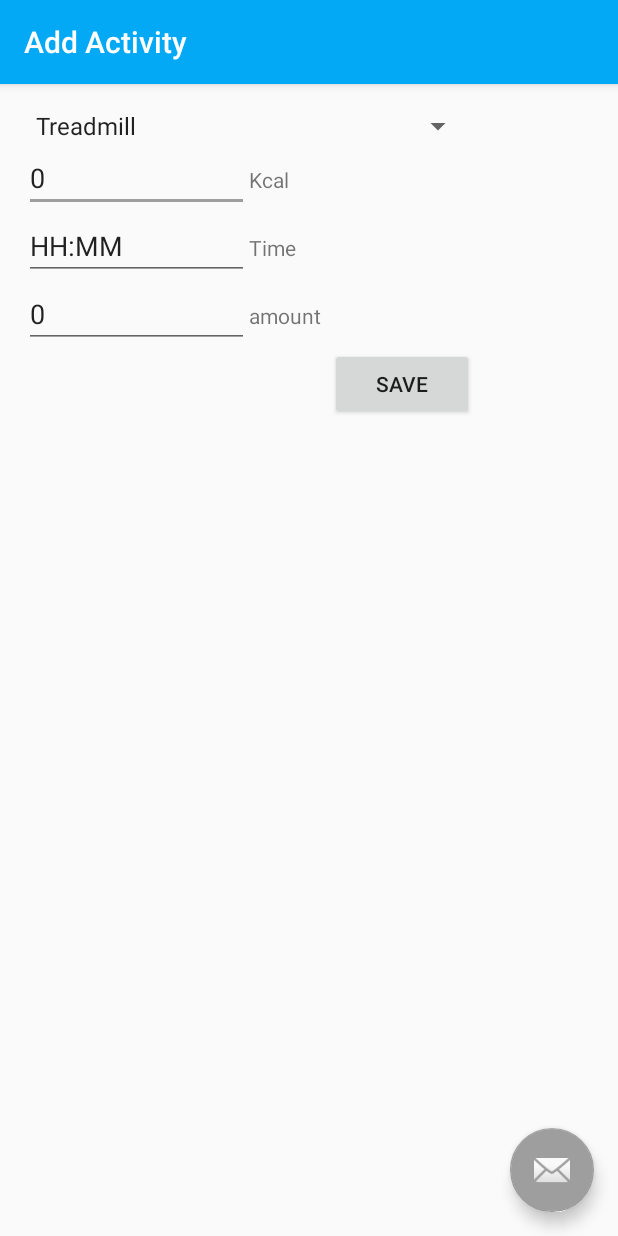
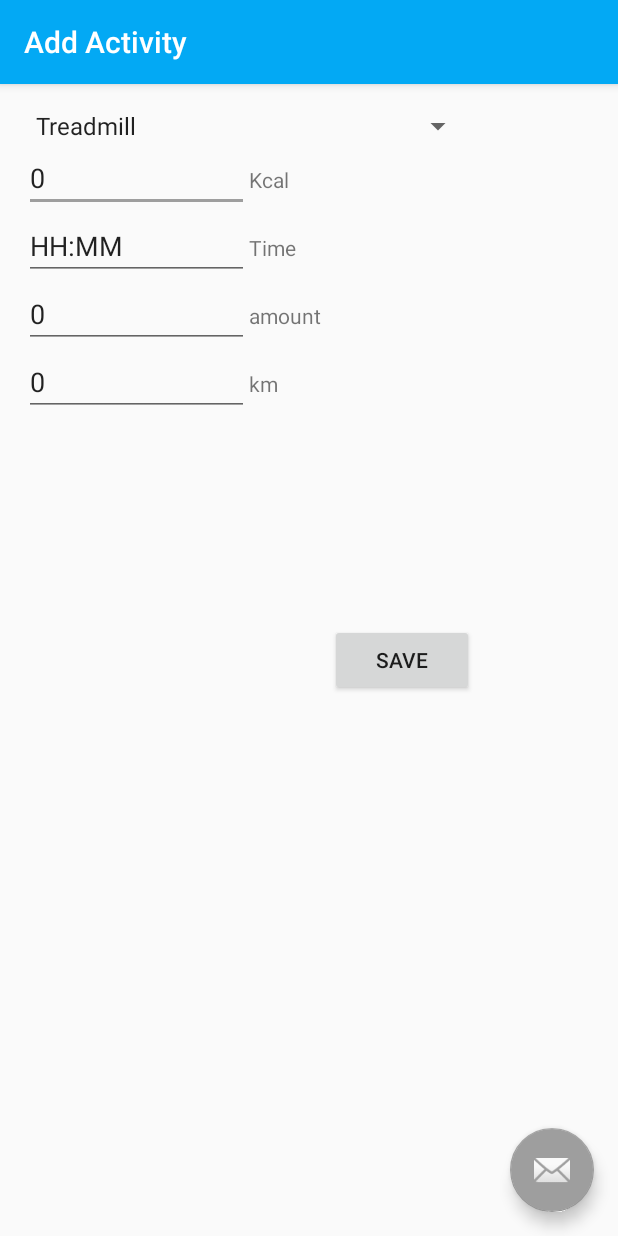
Before and after one commit to Stousn/appAthlon-Project, an Android app: the AddActivityActivity screen opened directly, with no data from a screen before it, on a phone screen of 412 x 824 dp. Run offline under Robolectric (Android 15) with nearby library versions, the phone set to English and light mode, and no system bars.

Commit message:
Kilometers added to add activity

```diff
--- a/FitAppIndoor/app/src/main/res/layout/content_add_activity.xml
+++ b/FitAppIndoor/app/src/main/res/layout/content_add_activity.xml
@@ -82,13 +82,30 @@
         android:layout_alignBottom="@+id/activityAmountMinutes"
         android:layout_toEndOf="@+id/activityAmountMinutes" />
 
+    <EditText
+        android:id="@+id/activityAmountKm"
+        android:text="@string/activityAmountKm"
+        android:layout_width="150dp"
+        android:layout_height="wrap_content"
+        android:layout_below="@+id/activityAmountAmount"
+        android:layout_alignParentStart="true" />
+
+    <TextView
+        android:id="@+id/activityKm"
+        android:layout_width="150dp"
+        android:layout_height="wrap_content"
+        android:text="@string/activityKm"
+        android:layout_alignBaseline="@+id/activityAmountKm"
+        android:layout_alignBottom="@+id/activityAmountKm"
+        android:layout_toEndOf="@+id/activityAmountKm" />
+
     <Button
         android:id="@+id/activitySave"
         android:layout_width="96dp"
         android:layout_height="wrap_content"
         android:text="@string/activitySaveBtn"
-        android:layout_below="@+id/activityAmountAmount"
-        android:layout_alignEnd="@+id/activityAmount" />
+        android:layout_centerVertical="true"
+        android:layout_alignEnd="@+id/activityKm" />
 
 
 </RelativeLayout>
--- a/FitAppIndoor/app/src/main/res/values/strings.xml
+++ b/FitAppIndoor/app/src/main/res/values/strings.xml
@@ -31,12 +31,9 @@
     <string name="activityMinutes">Time</string>
     <string name="activityAmountAmount">0</string>
     <string name="activityAmount">amount</string>
+    <string name="activityAmountKm">0</string>
+    <string name="activityKm">km</string>
 
-    <string-array name="activityAmountSI">
-        <item>kcal</item>
-        <item>minutes</item>
-        <item>amount</item>
-    </string-array>
 
     <string name="activitySaveBtn">Save</string>
 </resources>
```
